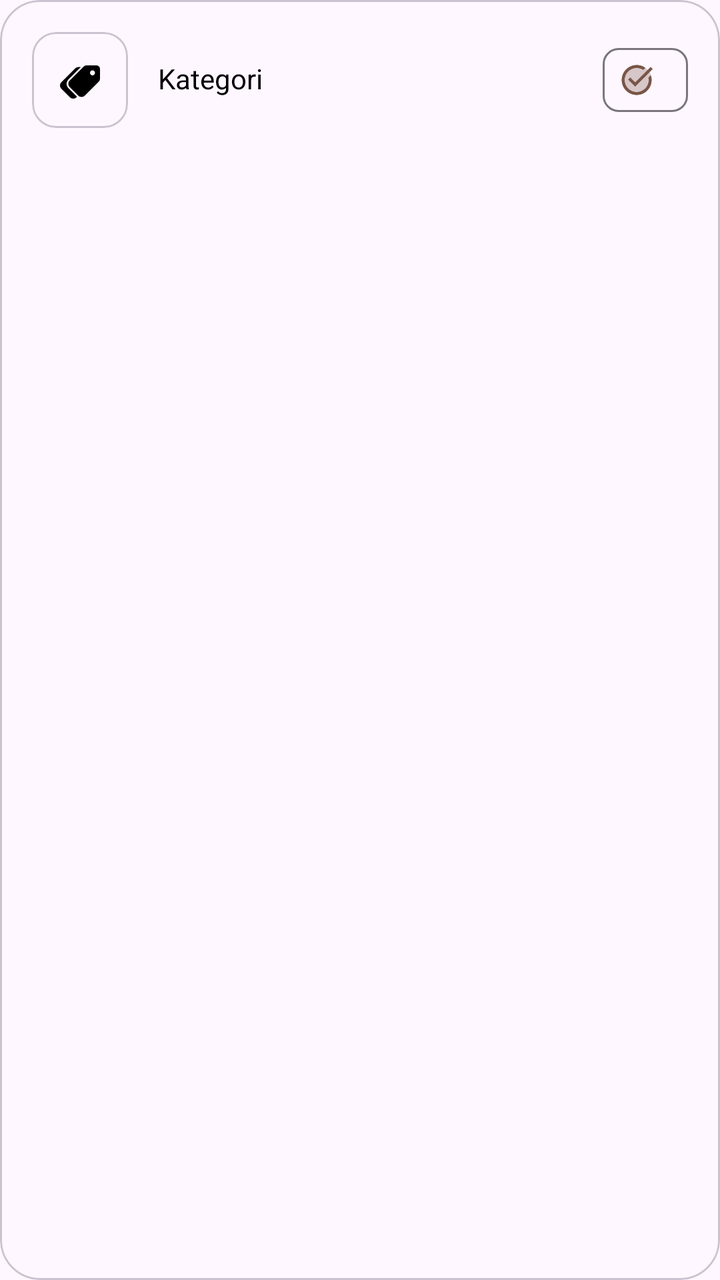
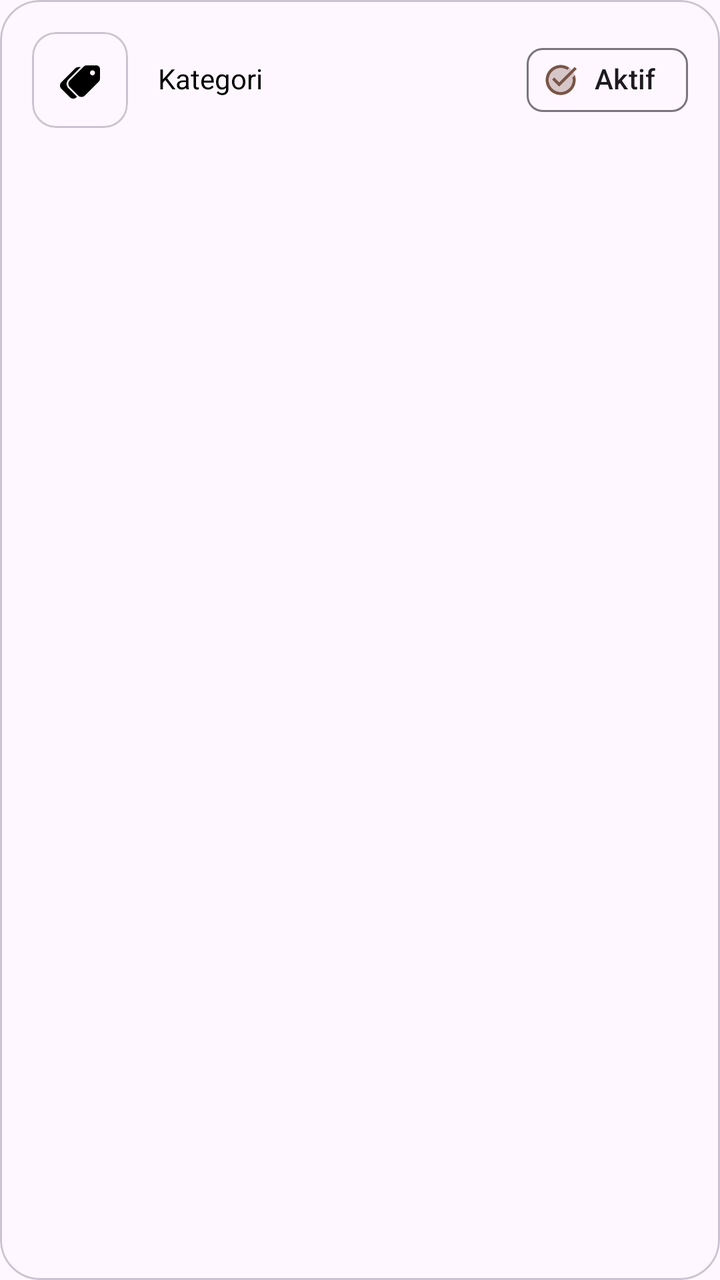

Compare the two renders of this Android layout. The source of the first and the diff that turns it into the second are given below.
<!-- AndroidManifest.xml: application theme Theme.Pos -->
<!-- res/layout/item_kategori.xml -->
<?xml version="1.0" encoding="utf-8"?>
<com.google.android.material.card.MaterialCardView xmlns:android="http://schemas.android.com/apk/res/android"
    xmlns:app="http://schemas.android.com/apk/res-auto"
    android:id="@+id/cardDataKategori"
    android:layout_width="match_parent"
    android:layout_height="wrap_content"
    android:layout_marginHorizontal="5dp"
    android:layout_marginVertical="5dp"
    android:clickable="true"
    android:focusable="true"
    app:cardCornerRadius="20dp">

    <LinearLayout
        android:layout_width="match_parent"
        android:layout_height="wrap_content"
        android:orientation="horizontal"
        android:padding="16dp">

        <com.google.android.material.card.MaterialCardView
            android:layout_width="48dp"
            android:layout_height="48dp">

            <LinearLayout
                android:layout_width="30dp"
                android:layout_height="30dp"
                android:orientation="vertical"
                android:layout_gravity="center">
                <ImageView
                    android:layout_width="20dp"
                    android:layout_height="20dp"
                    android:src="@drawable/img_1"
                    android:layout_marginTop="6dp"
                    android:layout_gravity="center"/>
            </LinearLayout>

        </com.google.android.material.card.MaterialCardView>

        <TextView
            android:layout_width="wrap_content"
            android:layout_height="wrap_content"
            android:text="Kategori"
            android:paddingStart="15dp"
            android:textColor="@color/black"/>

        <com.google.android.material.chip.Chip
            android:layout_width="wrap_content"
            android:layout_height="wrap_content"
            android:layout_marginStart="170dp"
            android:text="Aktif"
            app:chipIcon="@drawable/img_4"
            app:chipIconTint="#795548"/>

    </LinearLayout>

</com.google.android.material.card.MaterialCardView>
<!-- resources referenced by this layout -->
<resources>
  <color name="black">#FF000000</color>
  <!-- drawable img_1: png bitmap (drawable, 1325 bytes) -->
  <!-- drawable img_4: png bitmap (drawable, 2191 bytes) -->
  <style name="Theme.Pos" parent="Base.Theme.Pos" />
  <style name="Base.Theme.Pos" parent="Theme.Material3.DayNight.NoActionBar">
          
          
      </style>
</resources>

<!-- the commit's change to res/layout/item_kategori.xml (unified diff, before → after) -->
@@ -35,20 +35,31 @@
 
         </com.google.android.material.card.MaterialCardView>
 
-        <TextView
+        <LinearLayout
             android:layout_width="wrap_content"
             android:layout_height="wrap_content"
-            android:text="Kategori"
-            android:paddingStart="15dp"
-            android:textColor="@color/black"/>
+            android:layout_weight="1"
+            android:orientation="horizontal">
 
-        <com.google.android.material.chip.Chip
-            android:layout_width="wrap_content"
-            android:layout_height="wrap_content"
-            android:layout_marginStart="170dp"
-            android:text="Aktif"
-            app:chipIcon="@drawable/img_4"
-            app:chipIconTint="#795548"/>
+            <TextView
+                android:id="@+id/tvKategori"
+                android:layout_width="0dp"
+                android:layout_height="wrap_content"
+                android:layout_weight="1"
+                android:text="Kategori"
+                android:paddingStart="15dp"
+                android:textColor="@color/black"/>
+
+            <com.google.android.material.chip.Chip
+                android:id="@+id/chipStatusKategori"
+                android:layout_width="wrap_content"
+                android:layout_height="wrap_content"
+                android:text="Aktif"
+                app:chipIcon="@drawable/img_4"
+                app:chipIconTint="#795548"/>
+
+        </LinearLayout>
+
 
     </LinearLayout>
 
